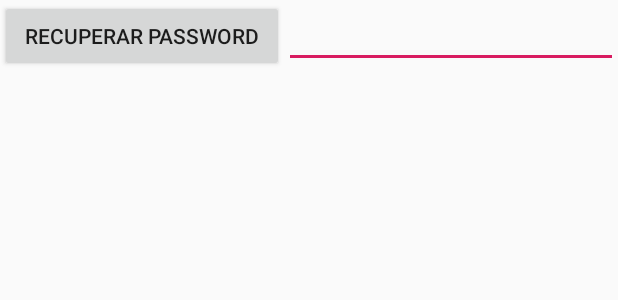
After one commit to loen1995/UntitledSocialGame, an Android app: the layout activity_register.xml on its own in the app's theme, with its tools: preview values and no code run, on a phone screen of 412 x 824 dp. The commit adds this screen. Shown: the top 300 px of the screen. Run offline under Robolectric (Android 15) with nearby library versions, the phone set to English and light mode, and no system bars.

Commit message:
Codgio que pico el profe, es para hacer el tipico proceso de recuperar contraseña, pero este codigo es mas para muestra de como estructurar

```diff
--- a/app/build.gradle
+++ b/app/build.gradle
@@ -27,6 +27,7 @@ dependencies {
     implementation fileTree(dir: 'libs', include: ['*.jar'])
     implementation 'androidx.appcompat:appcompat:1.0.2'
     implementation 'androidx.constraintlayout:constraintlayout:1.1.3'
+    implementation 'com.google.android.material:material:1.0.0'
     testImplementation 'junit:junit:4.12'
     androidTestImplementation 'androidx.test.ext:junit:1.1.0'
     androidTestImplementation 'androidx.test.espresso:espresso-core:3.1.1'
--- a/app/src/main/AndroidManifest.xml
+++ b/app/src/main/AndroidManifest.xml
@@ -9,6 +9,10 @@
         android:roundIcon="@mipmap/ic_launcher_round"
         android:supportsRtl="true"
         android:theme="@style/AppTheme">
+        <activity
+            android:name=".RegisterUserActivity"
+            android:label="@string/title_activity_register_user"
+            android:theme="@style/AppTheme.NoActionBar"></activity>
         <activity android:name=".scenes.boot.BootActivity">
             <intent-filter>
                 <action android:name="android.intent.action.MAIN" />
--- a/app/src/main/java/com/gimbernat/UntitledSocialGame/DataSources/SessionDataSource.java
+++ b/app/src/main/java/com/gimbernat/UntitledSocialGame/DataSources/SessionDataSource.java
@@ -46,4 +46,9 @@ public class SessionDataSource {
         });
 
     }
+
+    public void resetWithEmail(final String email, final Callback callback)
+    {
+        callback.onSuccess(null);
+    }
 }
--- /dev/null
+++ b/app/src/main/java/com/gimbernat/UntitledSocialGame/scenes/register/interfaces/IRegisterUserPresenter.java
@@ -0,0 +1,5 @@
+package com.gimbernat.UntitledSocialGame.scenes.register.interfaces;
+
+public interface IRegisterUserPresenter {
+    void sendPasswordRecoveryRequest();
+}
--- /dev/null
+++ b/app/src/main/res/layout/activity_register.xml
@@ -0,0 +1,22 @@
+<?xml version="1.0" encoding="utf-8"?>
+<LinearLayout xmlns:android="http://schemas.android.com/apk/res/android"
+    android:layout_width="match_parent"
+    android:layout_height="match_parent"
+    xmlns:tools="http://schemas.android.com/tools"
+    tools:context=".RegisterUserActivity">
+
+    <Button
+        android:id="@+id/recoverPassword"
+        android:layout_width="wrap_content"
+        android:layout_height="wrap_content"
+        android:layout_weight="1"
+        android:text="Recuperar Password" />
+
+    <EditText
+        android:id="@+id/emailPassword"
+        android:layout_width="wrap_content"
+        android:layout_height="wrap_content"
+        android:layout_weight="1"
+        android:ems="10"
+        android:inputType="textEmailAddress" />
+</LinearLayout>
--- /dev/null
+++ b/app/src/main/res/values/dimens.xml
@@ -0,0 +1,3 @@
+<resources>
+    <dimen name="fab_margin">16dp</dimen>
+</resources>
--- a/app/src/main/res/values/strings.xml
+++ b/app/src/main/res/values/strings.xml
@@ -1,3 +1,4 @@
 <resources>
     <string name="app_name">UntitledSocialGame</string>
+    <string name="title_activity_register_user">RegisterUserActivity</string>
 </resources>
--- a/app/src/main/res/values/styles.xml
+++ b/app/src/main/res/values/styles.xml
@@ -8,4 +8,13 @@
         <item name="colorAccent">@color/colorAccent</item>
     </style>
 
+    <style name="AppTheme.NoActionBar">
+        <item name="windowActionBar">false</item>
+        <item name="windowNoTitle">true</item>
+    </style>
+
+    <style name="AppTheme.AppBarOverlay" parent="ThemeOverlay.AppCompat.Dark.ActionBar" />
+
+    <style name="AppTheme.PopupOverlay" parent="ThemeOverlay.AppCompat.Light" />
+
 </resources>
```
Also changed, not shown: app/src/main/java/com/gimbernat/UntitledSocialGame/scenes/register/RegisterUserActivity.java (added, +60 -0 lines), app/src/main/java/com/gimbernat/UntitledSocialGame/scenes/register/RegisterUserPresenter.java (added, +28 -0 lines), app/src/main/java/com/gimbernat/UntitledSocialGame/scenes/register/interfaces/IRegisterUserActivity.java (added, +9 -0 lines).
